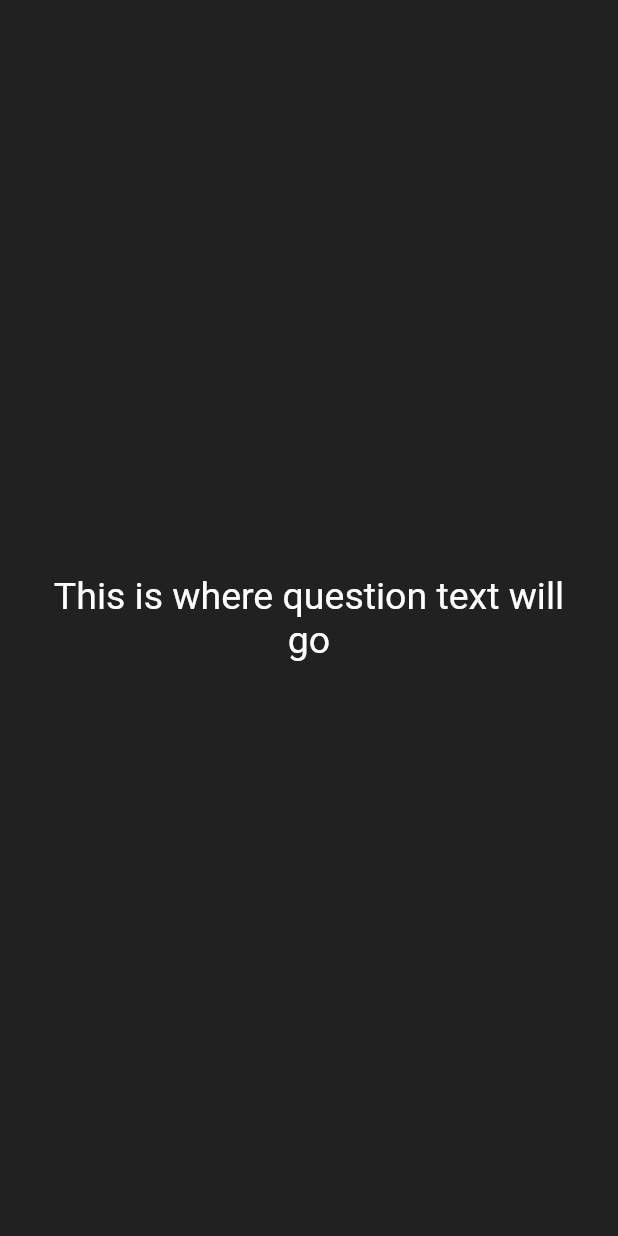
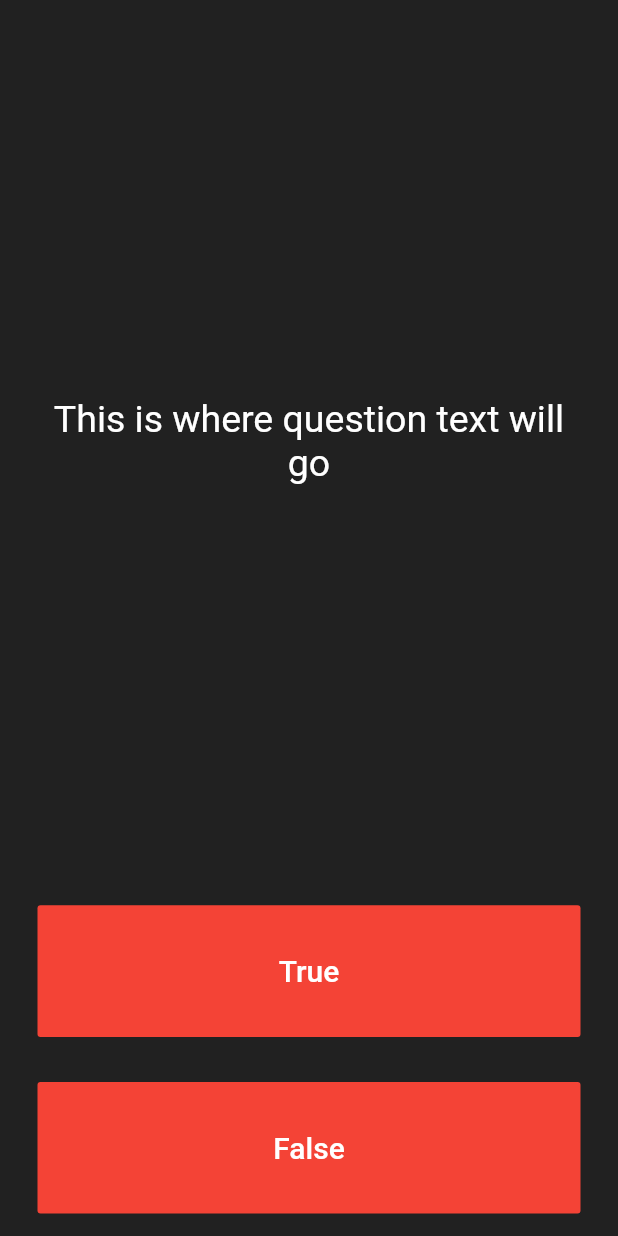
Before and after one commit to pial0007l/Quizzler, a Flutter app: the screen it shows after launch, on a phone screen of 412 x 824 dp. Run offline on Flutter 3.47's test engine with Material 2 defaults, Android fonts, the phone set to English and light mode, and no system bars.

Commit message:
True False button added

```diff
--- a/Quizzler/lib/main.dart
+++ b/Quizzler/lib/main.dart
@@ -49,7 +49,33 @@ class _QuizPageState extends State<QuizPage> {
               ),
             ),
           ),
-        )
+        ),
+        Expanded(
+          child: Padding(
+            padding: EdgeInsets.all(15.0),
+            child: FlatButton(
+              color: Colors.red,
+              onPressed: () {},
+              child: Text(
+                'True',
+                style: TextStyle(fontSize: 20.0, color: Colors.white),
+              ),
+            ),
+          ),
+        ),
+        Expanded(
+          child: Padding(
+            padding: EdgeInsets.all(15.0),
+            child: FlatButton(
+              color: Colors.red,
+              onPressed: () {},
+              child: Text(
+                'False',
+                style: TextStyle(fontSize: 20.0, color: Colors.white),
+              ),
+            ),
+          ),
+        ),
       ],
     );
   }
```
